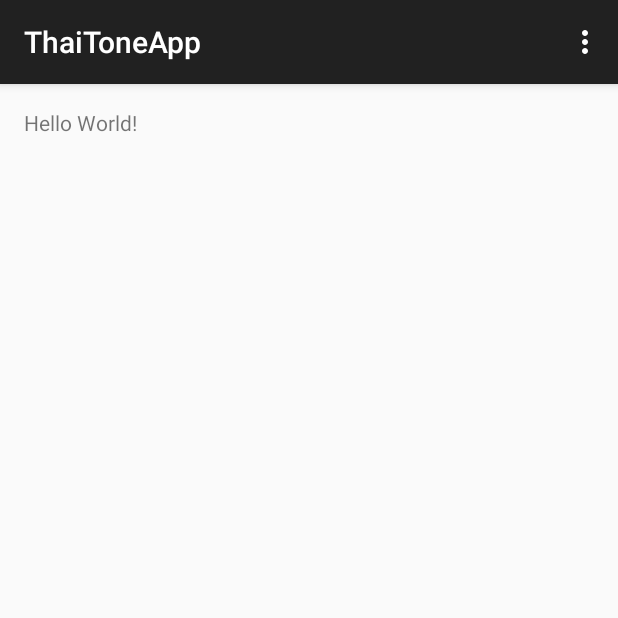
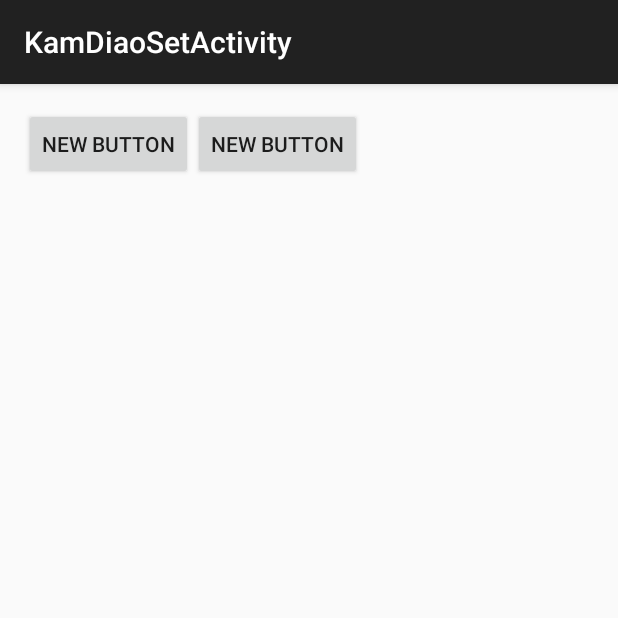
Before and after one commit to notemct/ThaiToneApp, an Android app: the screen it shows after launch (MainActivity before the commit, KamDiaoSetActivity after it), on a phone screen of 412 x 824 dp, the top half of it. Run offline under Robolectric (Android 15) with nearby library versions, the phone set to English and light mode, and no system bars; libraries missing offline, so code that uses them is left out: com.activeandroid; 1 statement that could not run was skipped.

Commit message:
add kamdiao prototype activity

```diff
--- a/app/src/main/AndroidManifest.xml
+++ b/app/src/main/AndroidManifest.xml
@@ -8,10 +8,12 @@
         android:label="@string/app_name"
         android:supportsRtl="true"
         android:theme="@style/AppTheme">
-
-        <meta-data android:name="AA_DB_NAME" android:value="thaitone.db" />
-        <meta-data android:name="AA_DB_VERSION" android:value="1" />
-
+        <meta-data
+            android:name="AA_DB_NAME"
+            android:value="thaitone.db" />
+        <meta-data
+            android:name="AA_DB_VERSION"
+            android:value="1" />
 
         <activity
             android:name=".MainActivity"
@@ -22,6 +24,9 @@
                 <category android:name="android.intent.category.LAUNCHER" />
             </intent-filter>
         </activity>
+        <activity
+            android:name=".KamDiaoSetActivity"
+            android:label="@string/title_activity_kam_diao_set"></activity>
     </application>
 
 </manifest>
--- /dev/null
+++ b/app/src/main/java/th/ac/up/mct/thaitoneapp/KamDiaoSetActivity.java
@@ -0,0 +1,31 @@
+package th.ac.up.mct.thaitoneapp;
+
+import android.os.Bundle;
+import android.support.v7.app.ActionBarActivity;
+import android.view.LayoutInflater;
+import android.widget.Button;
+import android.widget.LinearLayout;
+
+public class KamDiaoSetActivity extends ActionBarActivity {
+
+    LinearLayout kamdiaoMainLayout;
+
+    LayoutInflater inflater;
+
+    @Override
+    protected void onCreate(Bundle savedInstanceState) {
+        super.onCreate(savedInstanceState);
+        setContentView(R.layout.activity_kam_diao_set);
+
+        inflater = LayoutInflater.from(this);
+
+
+        kamdiaoMainLayout = (LinearLayout)findViewById(R.id.KamdiaoMainLayout);
+
+        LinearLayout twoColumns = (LinearLayout) inflater.inflate(R.layout.two_column_button,null,false);
+
+        kamdiaoMainLayout.addView(twoColumns);
+
+    }
+
+}
--- a/app/src/main/java/th/ac/up/mct/thaitoneapp/MainActivity.java
+++ b/app/src/main/java/th/ac/up/mct/thaitoneapp/MainActivity.java
@@ -1,5 +1,6 @@
 package th.ac.up.mct.thaitoneapp;
 
+import android.content.Intent;
 import android.os.Bundle;
 import android.support.v7.app.ActionBarActivity;
 import android.view.Menu;
@@ -15,6 +16,10 @@ public class MainActivity extends ActionBarActivity {
         setContentView(R.layout.activity_main);
 
         ActiveAndroid.initialize(this);
+
+        Intent toKamdiaoIntent = new Intent(MainActivity.this,KamDiaoSetActivity.class);
+        startActivity(toKamdiaoIntent);
+
     }
 
     @Override
--- /dev/null
+++ b/app/src/main/res/layout/activity_kam_diao_set.xml
@@ -0,0 +1,20 @@
+<?xml version="1.0" encoding="utf-8"?>
+<RelativeLayout xmlns:android="http://schemas.android.com/apk/res/android"
+    xmlns:tools="http://schemas.android.com/tools"
+    android:layout_width="match_parent"
+    android:layout_height="match_parent"
+    android:paddingBottom="@dimen/activity_vertical_margin"
+    android:paddingLeft="@dimen/activity_horizontal_margin"
+    android:paddingRight="@dimen/activity_horizontal_margin"
+    android:paddingTop="@dimen/activity_vertical_margin"
+    tools:context="th.ac.up.mct.thaitoneapp.KamDiaoSetActivity">
+
+
+    <LinearLayout
+        android:orientation="vertical"
+        android:layout_width="match_parent"
+        android:layout_height="match_parent"
+        android:id="@+id/KamdiaoMainLayout">
+
+    </LinearLayout>
+</RelativeLayout>
--- /dev/null
+++ b/app/src/main/res/layout/two_column_button.xml
@@ -0,0 +1,19 @@
+<?xml version="1.0" encoding="utf-8"?>
+<LinearLayout xmlns:android="http://schemas.android.com/apk/res/android"
+    android:orientation="horizontal" android:layout_width="match_parent"
+    android:layout_height="match_parent">
+
+    <Button
+        android:layout_width="wrap_content"
+        android:layout_height="wrap_content"
+        android:text="New Button"
+        android:id="@+id/button"
+        android:layout_gravity="center_vertical" />
+
+    <Button
+        android:layout_width="wrap_content"
+        android:layout_height="wrap_content"
+        android:text="New Button"
+        android:id="@+id/button2"
+        android:layout_gravity="center_vertical" />
+</LinearLayout>
--- a/app/src/main/res/values/strings.xml
+++ b/app/src/main/res/values/strings.xml
@@ -1,4 +1,5 @@
 <resources>
     <string name="app_name">ThaiToneApp</string>
     <string name="action_settings">Settings</string>
+    <string name="title_activity_kam_diao_set">KamDiaoSetActivity</string>
 </resources>
```
